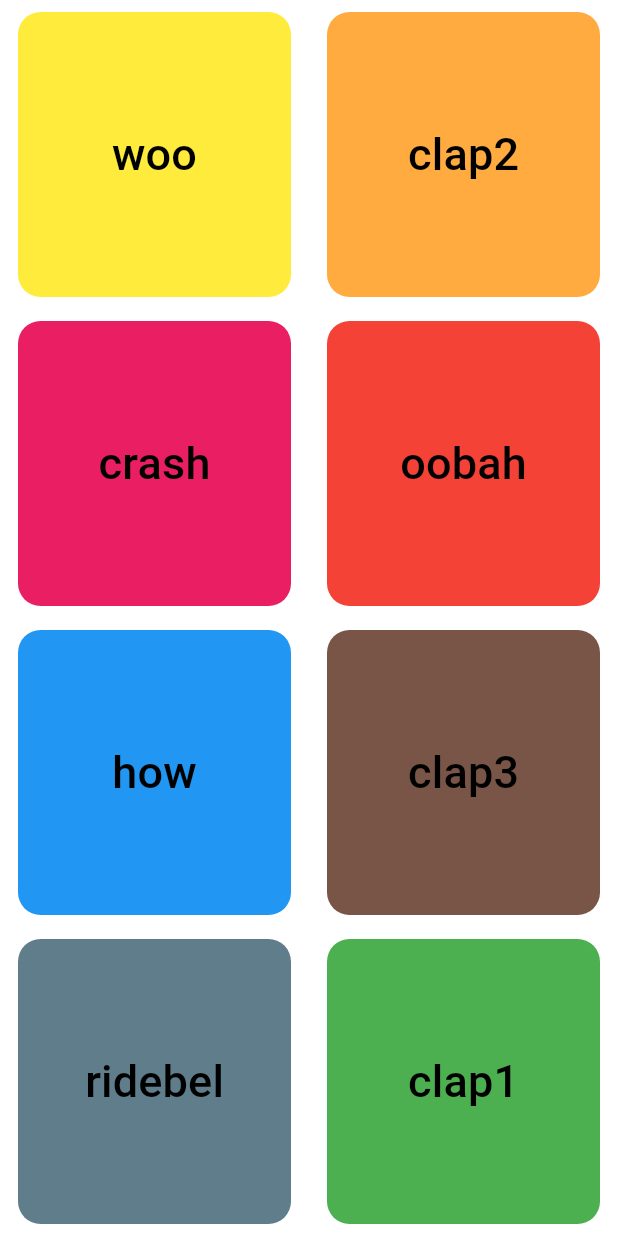
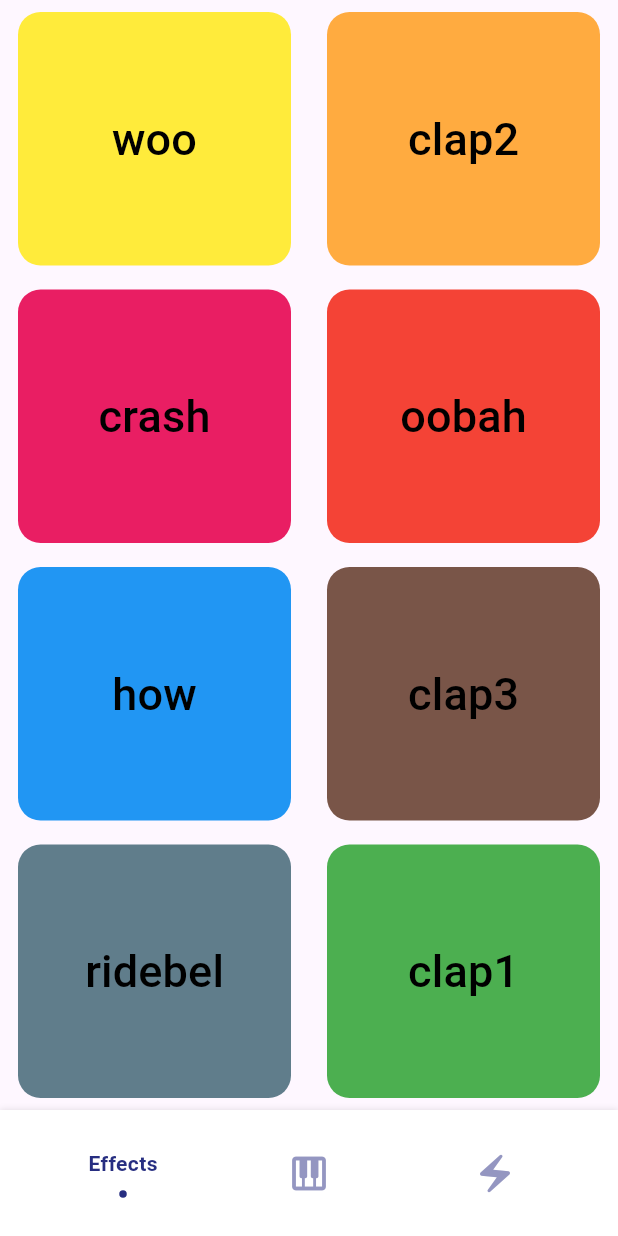
Before and after one commit to yakupselimucar/DrumPad, a Flutter app: the screen it shows after launch, on a phone screen of 412 x 824 dp. Run offline on Flutter 3.47's test engine with Material 3 defaults, Android fonts, the phone set to English and light mode, and no system bars; drawn by our look-alikes of flashy_tab_bar2; our stand-ins replace audioplayers, google_fonts.

Commit message:
added flashyTabBar, pianopages, assets note, electronics page

```diff
--- a/drum_machine/lib/main.dart
+++ b/drum_machine/lib/main.dart
@@ -1,116 +1,60 @@
-import 'package:audioplayers/audioplayers.dart';
+// main.dart
+import 'package:drum_machine/pages/electronics.dart';
+import 'package:drum_machine/pages/main.page.dart';
+import 'package:drum_machine/pages/piano.dart';
+import 'package:flashy_tab_bar2/flashy_tab_bar2.dart';
 import 'package:flutter/material.dart';
-import 'package:google_fonts/google_fonts.dart';
 
 void main() {
   runApp(const MyApp());
 }
 
-class MyApp extends StatelessWidget {
+class MyApp extends StatefulWidget {
   const MyApp({super.key});
 
-  // This widget is the root of your application.
   @override
-  Widget build(BuildContext context) {
-    return const MaterialApp(
-      home: DrumPage(),
-    );
-  }
+  State<MyApp> createState() => _MyAppState();
 }
 
-class DrumPage extends StatefulWidget {
-  const DrumPage({super.key});
+int selectedIndex = 0;
+final List<Widget> pages = [
+  const DrumPage(),
+  const PianoPage(),
+  const Electronics()
+];
 
-  @override
-  State<DrumPage> createState() => _DrumPageState();
-}
-
-class _DrumPageState extends State<DrumPage> {
-  final oynatici = AudioPlayer();
-
-  void playFonksiyon(String musicAdi) {
-    oynatici.play(
-      AssetSource("$musicAdi.wav"),
-    );
+class _MyAppState extends State<MyApp> {
+  void _onItemTapped(int index) {
+    setState(() {
+      selectedIndex = index;
+    });
   }
 
   @override
   Widget build(BuildContext context) {
-    return SafeArea(
-      child: Column(
-        children: [
-          //BİR COLUMN İÇERİSİNDEKİ HERHANGİ BİR ÇOCUK EXPANDED ALDIYSA O DİKEYDE GENİŞLER
-          //BİR ROW İÇERİSİNDEKİ HERHANGİ BİR ÇOCUK EXPANDED ALDIYSA O YATAYDA GENİŞLER
-          Expanded(
-            child: Row(
-              children: [
-                buildDrumButton('woo', Colors.yellow),
-                buildDrumButton('clap2', Colors.orangeAccent),
-              ],
+    return MaterialApp(
+      debugShowCheckedModeBanner: false,
+      home: Scaffold(
+        body: pages[selectedIndex],
+        bottomNavigationBar: FlashyTabBar(
+          selectedIndex: selectedIndex,
+          animationCurve: Curves.linear,
+          iconSize: 30,
+          onItemSelected: _onItemTapped,
+          items: [
+            FlashyTabBarItem(
+              icon: const Icon(Icons.animation_rounded),
+              title: const Text('Effects'),
             ),
-          ),
-          Expanded(
-            child: Row(
-              children: [
-                buildDrumButton('crash', Colors.pink),
-                buildDrumButton('oobah', Colors.red),
-              ],
+            FlashyTabBarItem(
+              icon: const Icon(Icons.piano),
+              title: const Text('Piano'),
             ),
-          ),
-          Expanded(
-            child: Row(
-              children: [
-                buildDrumButton('how', Colors.blue),
-                buildDrumButton('clap3', Colors.brown)
-              ],
+            FlashyTabBarItem(
+              icon: const Icon(Icons.electric_bolt),
+              title: const Text('Electronics'),
             ),
-          ),
-          Expanded(
-            child: Row(
-              children: [
-                buildDrumButton('ridebel', Colors.blueGrey),
-                buildDrumButton('clap1', Colors.green),
-              ],
-            ),
-          ),
-        ],
-      ),
-
-      // child: Center(
-      //   child: TextButton(
-      //     onPressed: () {
-      //       oynatici.play(AssetSource('how.wav'));
-      //     },
-      //     style: const ButtonStyle(),
-      //     child: const Text(
-      //       'Buton Test',
-      //       style: TextStyle(fontSize: 30),
-      //     ),
-      //   ),
-      // ),
-    );
-  }
-
-  Widget buildDrumButton(String melodi, Color renk) {
-    return Expanded(
-      child: TextButton(
-        onPressed: () {
-          playFonksiyon(melodi);
-        },
-        child: Container(
-          decoration: BoxDecoration(
-            borderRadius: BorderRadius.circular(15),
-            color: renk,
-          ),
-          //Center yapmazsan Container; text boyutu kadar oluyor
-          alignment: Alignment.center,
-          child: Text(
-            melodi,
-            style: GoogleFonts.sedgwickAveDisplay(
-              color: Colors.black,
-              fontSize: 30,
-            ),
-          ),
+          ],
         ),
       ),
     );
--- /dev/null
+++ b/drum_machine/lib/pages/main.page.dart
@@ -0,0 +1,92 @@
+import 'package:audioplayers/audioplayers.dart';
+import 'package:flutter/material.dart';
+import 'package:google_fonts/google_fonts.dart';
+
+class DrumPage extends StatefulWidget {
+  const DrumPage({super.key});
+
+  @override
+  State<DrumPage> createState() => _DrumPageState();
+}
+
+class _DrumPageState extends State<DrumPage> {
+  final oynatici = AudioPlayer();
+
+  void playFonksiyon(String musicAdi) {
+    oynatici.play(
+      AssetSource("$musicAdi.wav"),
+    );
+  }
+
+  @override
+  Widget build(BuildContext context) {
+    return Scaffold(
+      body: SafeArea(
+        child: Column(
+          children: [
+            //BİR COLUMN İÇERİSİNDEKİ HERHANGİ BİR ÇOCUK EXPANDED ALDIYSA O DİKEYDE GENİŞLER
+            //BİR ROW İÇERİSİNDEKİ HERHANGİ BİR ÇOCUK EXPANDED ALDIYSA O YATAYDA GENİŞLER
+            Expanded(
+              child: Row(
+                children: [
+                  buildDrumButton('woo', Colors.yellow),
+                  buildDrumButton('clap2', Colors.orangeAccent),
+                ],
+              ),
+            ),
+            Expanded(
+              child: Row(
+                children: [
+                  buildDrumButton('crash', Colors.pink),
+                  buildDrumButton('oobah', Colors.red),
+                ],
+              ),
+            ),
+            Expanded(
+              child: Row(
+                children: [
+                  buildDrumButton('how', Colors.blue),
+                  buildDrumButton('clap3', Colors.brown)
+                ],
+              ),
+            ),
+            Expanded(
+              child: Row(
+                children: [
+                  buildDrumButton('ridebel', Colors.blueGrey),
+                  buildDrumButton('clap1', Colors.green),
+                ],
+              ),
+            ),
+          ],
+        ),
+      ),
+      //bottomNavigationBar: const BottomFlashyTabBar(),
+    );
+  }
+
+  Widget buildDrumButton(String melodi, Color renk) {
+    return Expanded(
+      child: TextButton(
+        onPressed: () {
+          playFonksiyon(melodi);
+        },
+        child: Container(
+          decoration: BoxDecoration(
+            borderRadius: BorderRadius.circular(15),
+            color: renk,
+          ),
+          //Center yapmazsan Container; text boyutu kadar oluyor
+          alignment: Alignment.center,
+          child: Text(
+            melodi,
+            style: GoogleFonts.sedgwickAveDisplay(
+              color: Colors.black,
+              fontSize: 30,
+            ),
+          ),
+        ),
+      ),
+    );
+  }
+}
--- a/drum_machine/pubspec.yaml
+++ b/drum_machine/pubspec.yaml
@@ -37,6 +37,7 @@ dependencies:
   cupertino_icons: ^1.0.2
   audioplayers: ^5.1.0
   google_fonts: ^5.1.0
+  flashy_tab_bar2: ^0.0.9
 
 dev_dependencies:
   flutter_test:
```
Also changed, not shown: drum_machine/lib/pages/electronics.dart (added, +92 -0 lines), drum_machine/lib/pages/piano.dart (added, +92 -0 lines), 8 other files.
